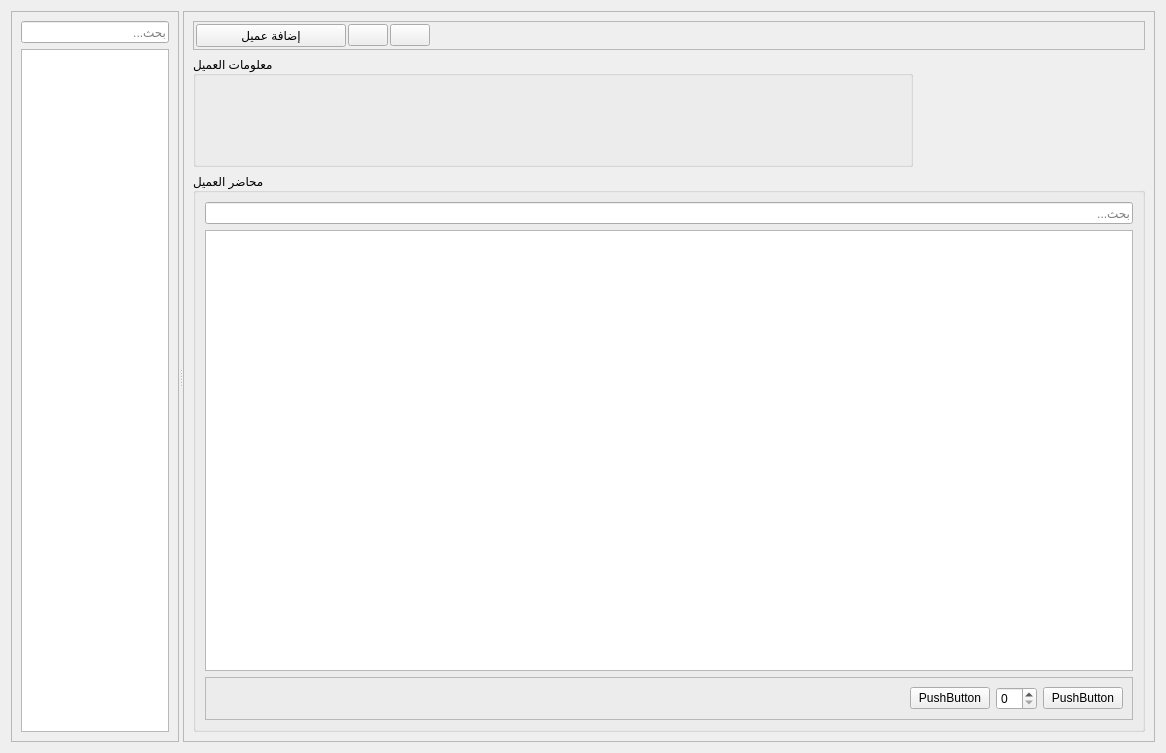
Old version of the form ui/page_clients.ui in the repository dukehub/baillif_app_v2.
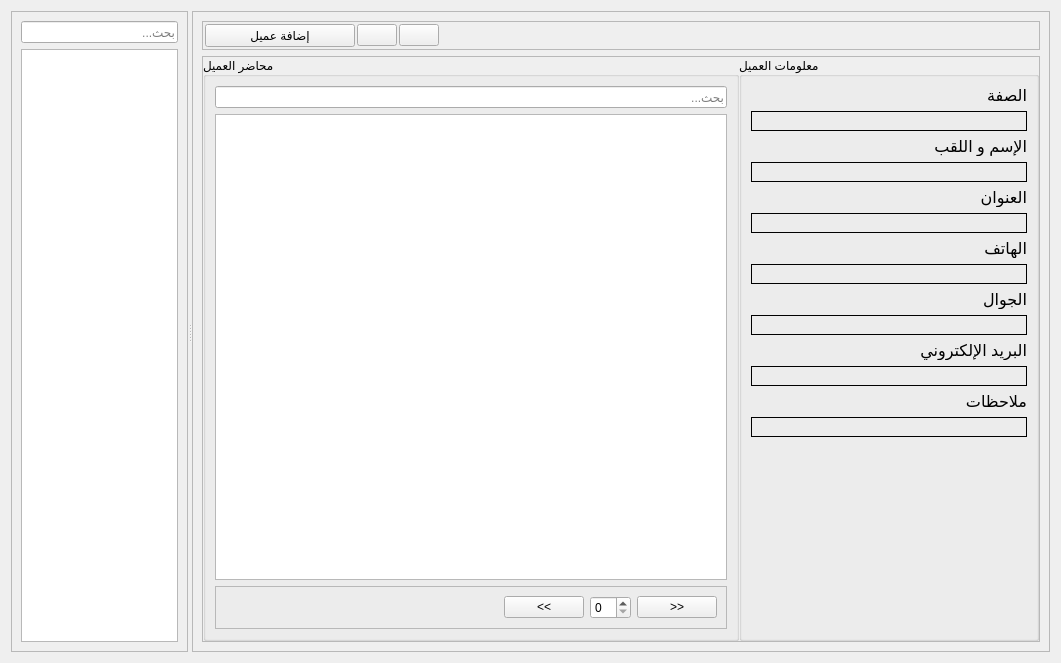
New version of the form. Icons and pictures are not drawn.

Commit message: fix prod and form client

Diff of the .ui file:
```diff
--- a/ui/page_clients.ui
+++ b/ui/page_clients.ui
@@ -6,8 +6,8 @@
    <rect>
     <x>0</x>
     <y>0</y>
-    <width>1166</width>
-    <height>753</height>
+    <width>1061</width>
+    <height>663</height>
    </rect>
   </property>
   <property name="windowTitle">
@@ -227,99 +227,29 @@
         </widget>
        </item>
        <item>
-        <widget class="QGroupBox" name="gb_infos">
-         <property name="enabled">
-          <bool>true</bool>
+        <widget class="QFrame" name="frame_4">
+         <property name="frameShape">
+          <enum>QFrame::Shape::StyledPanel</enum>
          </property>
-         <property name="sizePolicy">
-          <sizepolicy hsizetype="Fixed" vsizetype="Preferred">
-           <horstretch>0</horstretch>
-           <verstretch>0</verstretch>
-          </sizepolicy>
+         <property name="frameShadow">
+          <enum>QFrame::Shadow::Raised</enum>
          </property>
-         <property name="minimumSize">
-          <size>
-           <width>720</width>
-           <height>0</height>
-          </size>
-         </property>
-         <property name="title">
-          <string>معلومات العميل</string>
-         </property>
-         <property name="flat">
-          <bool>false</bool>
-         </property>
-         <layout class="QGridLayout" name="gridLayout">
+         <layout class="QHBoxLayout" name="horizontalLayout_3">
+          <property name="spacing">
+           <number>0</number>
+          </property>
           <property name="leftMargin">
-           <number>5</number>
+           <number>0</number>
           </property>
           <property name="topMargin">
-           <number>5</number>
+           <number>0</number>
           </property>
           <property name="rightMargin">
-           <number>5</number>
+           <number>0</number>
           </property>
           <property name="bottomMargin">
-           <number>5</number>
+           <number>0</number>
           </property>
-          <property name="spacing">
-           <number>2</number>
-          </property>
-          <item row="7" column="0">
-           <widget class="QLabel" name="lbl_phone">
-            <property name="text">
-             <string/>
-            </property>
-           </widget>
-          </item>
-          <item row="0" column="2">
-           <widget class="QLabel" name="lbl_full_name">
-            <property name="text">
-             <string/>
-            </property>
-           </widget>
-          </item>
-          <item row="0" column="0">
-           <widget class="QLabel" name="lbl_legal_status">
-            <property name="text">
-             <string/>
-            </property>
-           </widget>
-          </item>
-          <item row="8" column="0">
-           <widget class="QLabel" name="lbl_mobile">
-            <property name="text">
-             <string/>
-            </property>
-           </widget>
-          </item>
-          <item row="6" column="0" colspan="3">
-           <widget class="QLabel" name="lbl_address">
-            <property name="text">
-             <string/>
-            </property>
-            <property name="wordWrap">
-             <bool>true</bool>
-            </property>
-           </widget>
-          </item>
-          <item row="9" column="0">
-           <widget class="QLabel" name="lbl_email">
-            <property name="text">
-             <string/>
-            </property>
-           </widget>
-          </item>
-          <item row="7" column="1" rowspan="3" colspan="2">
-           <widget class="QLabel" name="lbl_notes">
-            <property name="text">
-             <string/>
-            </property>
-           </widget>
-          </item>
-         </layout>
-        </widget>
-       </item>
        <item>
         <widget class="QGroupBox" name="groupBox">
          <property name="title">
@@ -407,7 +337,7 @@
              <item>
               <widget class="QPushButton" name="pushButton">
                <property name="text">
-                <string>PushButton</string>
+                   <string>&lt;&lt;</string>
                </property>
               </widget>
              </item>
@@ -417,9 +347,269 @@
              <item>
               <widget class="QPushButton" name="pushButton_2">
                <property name="text">
-                <string>PushButton</string>
-               </property>
-              </widget>
+                   <string>&gt;&gt;</string>
+                  </property>
+                 </widget>
+                </item>
+               </layout>
+              </widget>
+             </item>
+            </layout>
+           </widget>
+          </item>
+          <item>
+           <widget class="QGroupBox" name="gb_infos">
+            <property name="enabled">
+             <bool>true</bool>
+            </property>
+            <property name="sizePolicy">
+             <sizepolicy hsizetype="Fixed" vsizetype="Preferred">
+              <horstretch>0</horstretch>
+              <verstretch>0</verstretch>
+             </sizepolicy>
+            </property>
+            <property name="minimumSize">
+             <size>
+              <width>300</width>
+              <height>0</height>
+             </size>
+            </property>
+            <property name="maximumSize">
+             <size>
+              <width>300</width>
+              <height>16777215</height>
+             </size>
+            </property>
+            <property name="title">
+             <string>معلومات العميل</string>
+            </property>
+            <property name="flat">
+             <bool>false</bool>
+            </property>
+            <layout class="QVBoxLayout" name="verticalLayout_4">
+             <item>
+              <widget class="QLabel" name="label">
+               <property name="font">
+                <font>
+                 <pointsize>12</pointsize>
+                </font>
+               </property>
+               <property name="frameShape">
+                <enum>QFrame::Shape::NoFrame</enum>
+               </property>
+               <property name="text">
+                <string>الصفة</string>
+               </property>
+              </widget>
+             </item>
+             <item>
+              <widget class="QLabel" name="lbl_legal_status">
+               <property name="font">
+                <font>
+                 <pointsize>12</pointsize>
+                 <bold>true</bold>
+                </font>
+               </property>
+               <property name="frameShape">
+                <enum>QFrame::Shape::Box</enum>
+               </property>
+               <property name="text">
+                <string/>
+               </property>
+              </widget>
+             </item>
+             <item>
+              <widget class="QLabel" name="label_3">
+               <property name="font">
+                <font>
+                 <pointsize>12</pointsize>
+                </font>
+               </property>
+               <property name="frameShape">
+                <enum>QFrame::Shape::NoFrame</enum>
+               </property>
+               <property name="text">
+                <string>الإسم و اللقب</string>
+               </property>
+              </widget>
+             </item>
+             <item>
+              <widget class="QLabel" name="lbl_full_name">
+               <property name="font">
+                <font>
+                 <pointsize>12</pointsize>
+                 <bold>true</bold>
+                </font>
+               </property>
+               <property name="frameShape">
+                <enum>QFrame::Shape::Box</enum>
+               </property>
+               <property name="text">
+                <string/>
+               </property>
+              </widget>
+             </item>
+             <item>
+              <widget class="QLabel" name="label_2">
+               <property name="font">
+                <font>
+                 <pointsize>12</pointsize>
+                </font>
+               </property>
+               <property name="frameShape">
+                <enum>QFrame::Shape::NoFrame</enum>
+               </property>
+               <property name="text">
+                <string>العنوان</string>
+               </property>
+              </widget>
+             </item>
+             <item>
+              <widget class="QLabel" name="lbl_address">
+               <property name="font">
+                <font>
+                 <pointsize>12</pointsize>
+                 <bold>true</bold>
+                </font>
+               </property>
+               <property name="frameShape">
+                <enum>QFrame::Shape::Box</enum>
+               </property>
+               <property name="text">
+                <string/>
+               </property>
+               <property name="wordWrap">
+                <bool>true</bool>
+               </property>
+              </widget>
+             </item>
+             <item>
+              <widget class="QLabel" name="label_4">
+               <property name="font">
+                <font>
+                 <pointsize>12</pointsize>
+                </font>
+               </property>
+               <property name="text">
+                <string>الهاتف</string>
+               </property>
+              </widget>
+             </item>
+             <item>
+              <widget class="QLabel" name="lbl_phone">
+               <property name="font">
+                <font>
+                 <pointsize>12</pointsize>
+                 <bold>true</bold>
+                </font>
+               </property>
+               <property name="frameShape">
+                <enum>QFrame::Shape::Box</enum>
+               </property>
+               <property name="text">
+                <string/>
+               </property>
+              </widget>
+             </item>
+             <item>
+              <widget class="QLabel" name="label_5">
+               <property name="font">
+                <font>
+                 <pointsize>12</pointsize>
+                </font>
+               </property>
+               <property name="text">
+                <string>الجوال</string>
+               </property>
+              </widget>
+             </item>
+             <item>
+              <widget class="QLabel" name="lbl_mobile">
+               <property name="font">
+                <font>
+                 <pointsize>12</pointsize>
+                 <bold>true</bold>
+                </font>
+               </property>
+               <property name="frameShape">
+                <enum>QFrame::Shape::Box</enum>
+               </property>
+               <property name="text">
+                <string/>
+               </property>
+              </widget>
+             </item>
+             <item>
+              <widget class="QLabel" name="label_6">
+               <property name="font">
+                <font>
+                 <pointsize>12</pointsize>
+                </font>
+               </property>
+               <property name="text">
+                <string>البريد الإلكتروني</string>
+               </property>
+              </widget>
+             </item>
+             <item>
+              <widget class="QLabel" name="lbl_email">
+               <property name="font">
+                <font>
+                 <pointsize>12</pointsize>
+                 <bold>true</bold>
+                </font>
+               </property>
+               <property name="frameShape">
+                <enum>QFrame::Shape::Box</enum>
+               </property>
+               <property name="text">
+                <string/>
+               </property>
+              </widget>
+             </item>
+             <item>
+              <widget class="QLabel" name="label_7">
+               <property name="font">
+                <font>
+                 <pointsize>12</pointsize>
+                </font>
+               </property>
+               <property name="text">
+                <string>ملاحظات</string>
+               </property>
+              </widget>
+             </item>
+             <item>
+              <widget class="QLabel" name="lbl_notes">
+               <property name="font">
+                <font>
+                 <pointsize>12</pointsize>
+                 <bold>true</bold>
+                </font>
+               </property>
+               <property name="frameShape">
+                <enum>QFrame::Shape::Box</enum>
+               </property>
+               <property name="text">
+                <string/>
+               </property>
+               <property name="wordWrap">
+                <bool>true</bool>
+               </property>
+              </widget>
+             </item>
+             <item>
+              <spacer name="verticalSpacer">
+               <property name="orientation">
+                <enum>Qt::Orientation::Vertical</enum>
+               </property>
+               <property name="sizeHint" stdset="0">
+                <size>
+                 <width>20</width>
+                 <height>40</height>
+                </size>
+               </property>
+              </spacer>
              </item>
             </layout>
            </widget>
```
Lines whose indentation alone changed are shown as unchanged. The commit also changes 16 other files.
